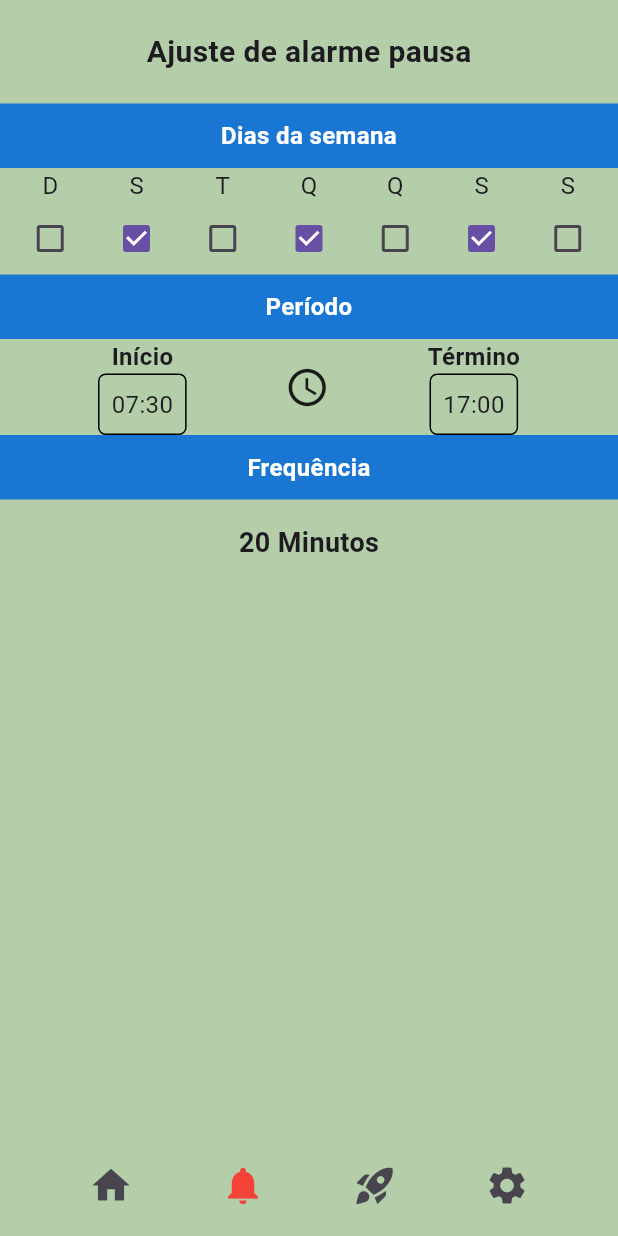
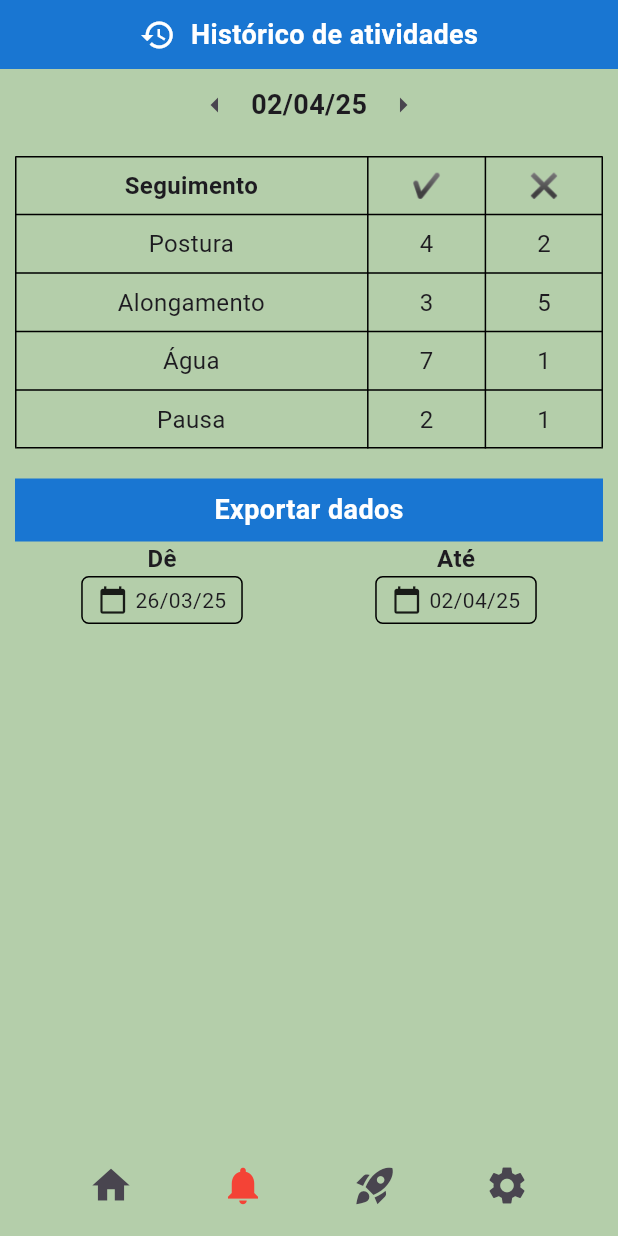
Before and after one commit to joaospdro/ppads-grp-8, a Flutter app: the screen it shows after launch, on a phone screen of 412 x 824 dp. Run offline on Flutter 3.47's test engine with Material 3 defaults, Android fonts, the phone set to English and light mode, and no system bars.

Commit message:
add-activity_history_screen

```diff
--- /dev/null
+++ b/projeto_ergontrack/lib/ActivityHistoryScreen.dart
@@ -0,0 +1,211 @@
+import 'package:flutter/material.dart';
+import 'package:intl/intl.dart';
+
+class ActivityHistoryScreen extends StatefulWidget {
+  @override
+  _ActivityHistoryScreenState createState() => _ActivityHistoryScreenState();
+}
+
+class _ActivityHistoryScreenState extends State<ActivityHistoryScreen> {
+  DateTime selectedDate = DateTime.now();
+  DateTime fromDate = DateTime.now().subtract(Duration(days: 7));
+  DateTime toDate = DateTime.now();
+
+  void _changeDate(int days) {
+    setState(() {
+      selectedDate = selectedDate.add(Duration(days: days));
+    });
+  }
+
+  Future<void> _selectDate(BuildContext context, bool isFromDate) async {
+    DateTime? picked = await showDatePicker(
+      context: context,
+      initialDate: isFromDate ? fromDate : toDate,
+      firstDate: DateTime(2020),
+      lastDate: DateTime(2030),
+    );
+    if (picked != null) {
+      setState(() {
+        if (isFromDate) {
+          fromDate = picked;
+        } else {
+          toDate = picked;
+        }
+      });
+    }
+  }
+
+  Future<void> _selectMainDate(BuildContext context) async {
+    DateTime? picked = await showDatePicker(
+      context: context,
+      initialDate: selectedDate,
+      firstDate: DateTime(2020),
+      lastDate: DateTime(2030),
+    );
+    if (picked != null) {
+      setState(() {
+        selectedDate = picked;
+      });
+    }
+  }
+
+  @override
+  Widget build(BuildContext context) {
+    return Scaffold(
+      backgroundColor: Color(0xFFB4CEAA),
+      body: SafeArea(
+        child: Column(
+          children: [
+            _buildHeader(),
+            _buildDateSelector(),
+            _buildTable(),
+            _buildExportSection(),
+            Spacer(),
+            BottomNavigation(),
+          ],
+        ),
+      ),
+    );
+  }
+
+  Widget _buildHeader() {
+    return Container(
+      padding: EdgeInsets.all(10),
+      color: Colors.blue[700],
+      child: Row(
+        mainAxisAlignment: MainAxisAlignment.center,
+        children: [
+          Icon(Icons.history, color: Colors.white),
+          SizedBox(width: 10),
+          Text(
+            "Histórico de atividades",
+            style: TextStyle(fontSize: 18, color: Colors.white, fontWeight: FontWeight.bold),
+          ),
+        ],
+      ),
+    );
+  }
+
+  Widget _buildDateSelector() {
+    return Row(
+      mainAxisAlignment: MainAxisAlignment.center,
+      children: [
+        IconButton(icon: Icon(Icons.arrow_left), onPressed: () => _changeDate(-1)),
+        GestureDetector(
+          onTap: () => _selectMainDate(context),
+          child: Text(
+            DateFormat('dd/MM/yy').format(selectedDate),
+            style: TextStyle(fontSize: 18, fontWeight: FontWeight.bold),
+          ),
+        ),
+        IconButton(icon: Icon(Icons.arrow_right), onPressed: () => _changeDate(1)),
+      ],
+    );
+  }
+
+  Widget _buildTable() {
+    return Padding(
+      padding: const EdgeInsets.all(10.0),
+      child: Table(
+        border: TableBorder.all(),
+        columnWidths: {
+          0: FlexColumnWidth(3),
+          1: FlexColumnWidth(1),
+          2: FlexColumnWidth(1),
+        },
+        children: [
+          _buildTableRow("Seguimento", "✔", "✖", isHeader: true),
+          _buildTableRow("Postura", "4", "2"),
+          _buildTableRow("Alongamento", "3", "5"),
+          _buildTableRow("Água", "7", "1"),
+          _buildTableRow("Pausa", "2", "1"),
+        ],
+      ),
+    );
+  }
+
+  TableRow _buildTableRow(String title, String value1, String value2, {bool isHeader = false}) {
+    return TableRow(
+      children: [
+        _buildTableCell(title, isHeader),
+        _buildTableCell(value1, isHeader),
+        _buildTableCell(value2, isHeader),
+      ],
+    );
+  }
+
+  Widget _buildTableCell(String text, bool isHeader) {
+    return Padding(
+      padding: EdgeInsets.all(8.0),
+      child: Text(
+        text,
+        textAlign: TextAlign.center,
+        style: TextStyle(fontWeight: isHeader ? FontWeight.bold : FontWeight.normal, fontSize: 16),
+      ),
+    );
+  }
+
+  Widget _buildExportSection() {
+    return Container(
+      padding: EdgeInsets.all(10),
+      child: Column(
+        children: [
+          Container(
+            padding: EdgeInsets.all(8),
+            color: Colors.blue[700],
+            child: Center(
+              child: Text("Exportar dados", style: TextStyle(fontSize: 18, color: Colors.white, fontWeight: FontWeight.bold)),
+            ),
+          ),
+          Row(
+            mainAxisAlignment: MainAxisAlignment.spaceAround,
+            children: [
+              _buildDatePicker("Dê", fromDate, true),
+              _buildDatePicker("Até", toDate, false),
+            ],
+          ),
+        ],
+      ),
+    );
+  }
+
+  Widget _buildDatePicker(String label, DateTime date, bool isFromDate) {
+    return Column(
+      children: [
+        Text(label, style: TextStyle(fontSize: 16, fontWeight: FontWeight.bold)),
+        GestureDetector(
+          onTap: () => _selectDate(context, isFromDate),
+          child: Container(
+            padding: EdgeInsets.symmetric(horizontal: 10, vertical: 5),
+            decoration: BoxDecoration(border: Border.all(), borderRadius: BorderRadius.circular(5)),
+            child: Row(
+              children: [
+                Icon(Icons.calendar_today, size: 20),
+                SizedBox(width: 5),
+                Text(DateFormat('dd/MM/yy').format(date)),
+              ],
+            ),
+          ),
+        ),
+      ],
+    );
+  }
+}
+
+class BottomNavigation extends StatelessWidget {
+  @override
+  Widget build(BuildContext context) {
+    return Padding(
+      padding: const EdgeInsets.all(10.0),
+      child: Row(
+        mainAxisAlignment: MainAxisAlignment.spaceEvenly,
+        children: [
+          IconButton(icon: Icon(Icons.home, size: 30), onPressed: () {}),
+          IconButton(icon: Icon(Icons.notifications, size: 30, color: Colors.red), onPressed: () {}),
+          IconButton(icon: Icon(Icons.rocket_launch, size: 30), onPressed: () {}),
+          IconButton(icon: Icon(Icons.settings, size: 30), onPressed: () {}),
+        ],
+      ),
+    );
+  }
+}
--- a/projeto_ergontrack/lib/main.dart
+++ b/projeto_ergontrack/lib/main.dart
@@ -1,10 +1,11 @@
 import 'package:flutter/material.dart';
 //import 'relax_screen.dart'; // Importando a tela principal
-import 'AlarmSettingsScreen.dart';
+//import 'AlarmSettingsScreen.dart';
 //import 'ChangePasswordScreen.dart';
 //import 'CreateAccount.dart';
 //import 'RecoverPassword.dart';
 //import 'Abolut.dart';
+import 'ActivityHistoryScreen.dart';
 void main() {
   runApp(const MyApp());
 }
@@ -20,7 +21,7 @@ class MyApp extends StatelessWidget {
       theme: ThemeData(
         primarySwatch: Colors.green,
       ),
-      home: AlarmSettingsScreen(), // Chamando a tela principal
+      home: ActivityHistoryScreen(), // Chamando a tela principal
     );
   }
 }
--- a/projeto_ergontrack/pubspec.yaml
+++ b/projeto_ergontrack/pubspec.yaml
@@ -30,6 +30,7 @@ environment:
 dependencies:
   flutter:
     sdk: flutter
+  intl: ^0.18.0
 
   # The following adds the Cupertino Icons font to your application.
   # Use with the CupertinoIcons class for iOS style icons.
```
Also changed, not shown: projeto_ergontrack/pubspec.lock.
